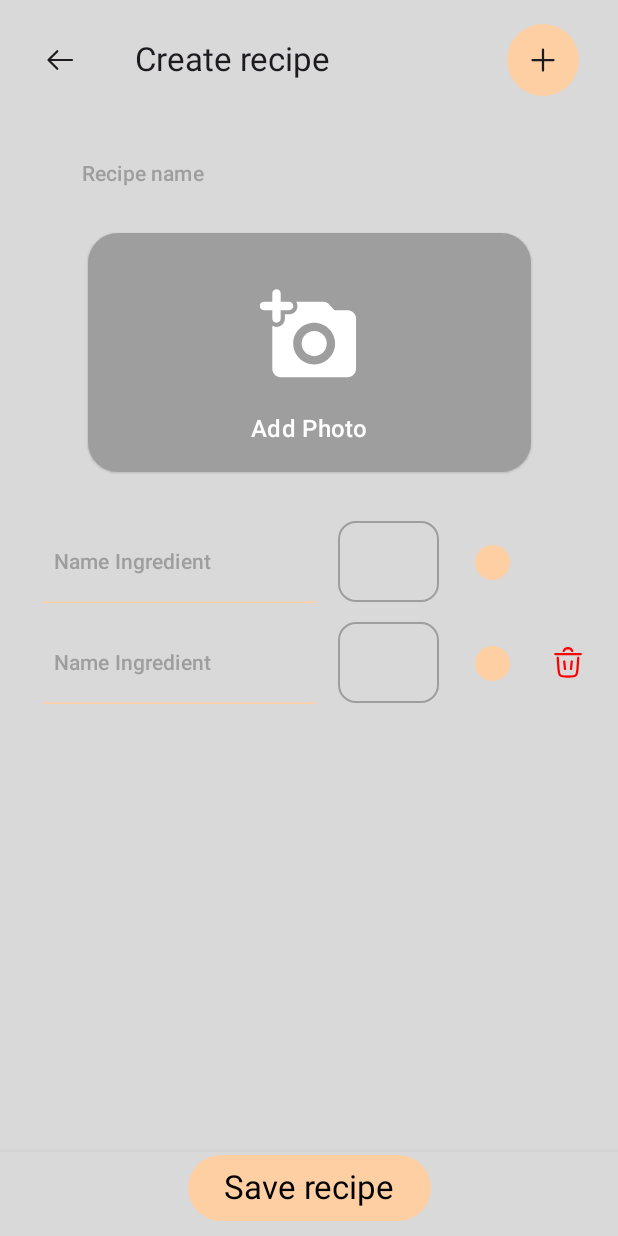
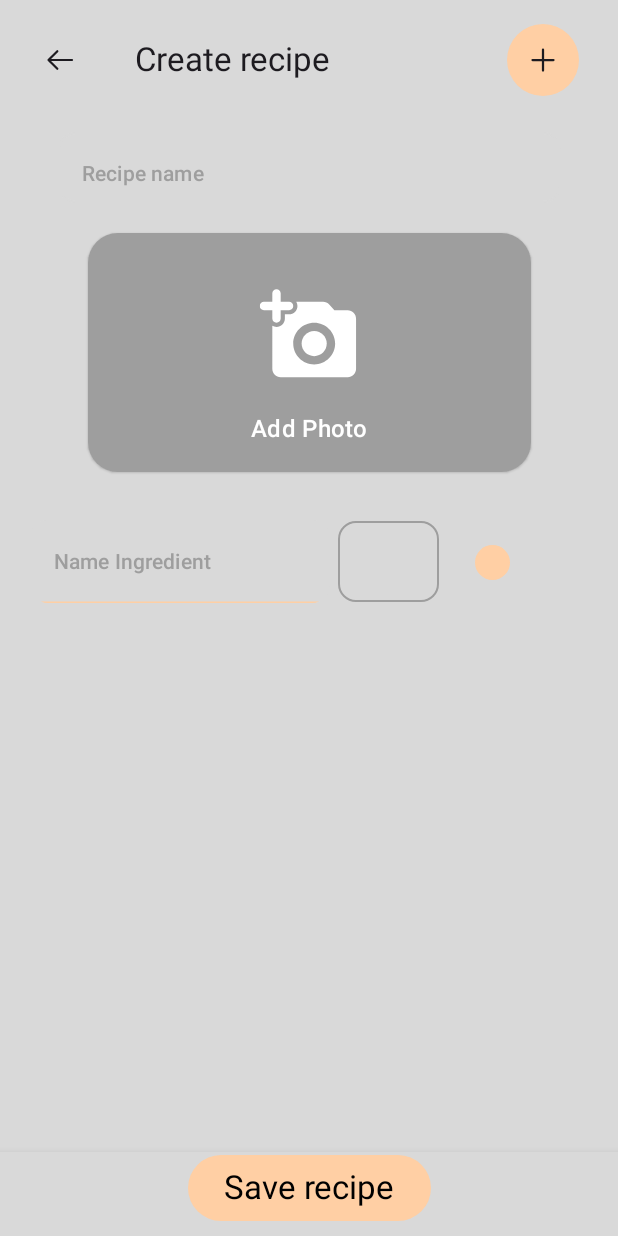
Before and after one commit to 070boroda/KitchenCalculator, an Android app built with Jetpack Compose: the RecipeAddScreen screen opened through its navigation route, after a tap on "plus", on a phone screen of 412 x 824 dp. Run offline under Robolectric (Android 15) with nearby library versions, the phone set to English and light mode, and no system bars; our stand-ins replace AdMob, Dagger/Hilt's generated code, livedata-compose; libraries missing offline, so code that uses them is left out: com.android.billingclient, com.google.firebase.crashlytics; pictures from the network do not load; 7 statements that could not run were skipped.

Commit message:
[CC-032] - refactor

```diff
--- a/app/build.gradle.kts
+++ b/app/build.gradle.kts
@@ -16,8 +16,8 @@ android {
         applicationId = "com.zelianko.kitchencalculator"
         minSdk = 24
         targetSdk = 34
-        versionCode = 7
-        versionName = "1.0.0.7"
+        versionCode = 10
+        versionName = "1.0.0.10"
 
         testInstrumentationRunner = "androidx.test.runner.AndroidJUnitRunner"
         kapt {
--- a/app/src/main/java/com/zelianko/kitchencalculator/recipe_add_screen/RecipeAddScreen.kt
+++ b/app/src/main/java/com/zelianko/kitchencalculator/recipe_add_screen/RecipeAddScreen.kt
@@ -89,8 +89,8 @@ fun RecipeAddScreen(
     val snackState = remember { SnackbarHostState() }
 
     val context = LocalContext.current
-    val name_recipt_is_empty = stringResource(id = R.string.name_recipt_is_empty)
-    val product_is_empty = stringResource(id = R.string.product_is_empty)
+    val nameReciptIsEmpty = stringResource(id = R.string.name_recipt_is_empty)
+    val productIsEmpty = stringResource(id = R.string.product_is_empty)
     val isActiveSub = billingViewModel.isActiveSub.observeAsState()
 
 
@@ -104,11 +104,14 @@ fun RecipeAddScreen(
                 }
 
                 is UiEvent.ShowSnackBarIfNameRecipeIsEmpty -> {
-                    Toast.makeText(context, name_recipt_is_empty, Toast.LENGTH_SHORT).show()
+                    Toast.makeText(context, nameReciptIsEmpty, Toast.LENGTH_SHORT).show()
                 }
 
                 is UiEvent.ShowSnackBarIfNameProductIsEmpty -> {
-                    Toast.makeText(context, product_is_empty, Toast.LENGTH_SHORT).show()
+                    Toast.makeText(context, productIsEmpty, Toast.LENGTH_SHORT).show()
+                }
+                is UiEvent.ShowSnackBarIfProductRowIsEmpty -> {
+                    Toast.makeText(context, productIsEmpty, Toast.LENGTH_SHORT).show()
                 }
 
                 else -> {}
@@ -421,13 +424,6 @@ fun IngredientsRow(
             ),
             shape = RoundedCornerShape(12.dp),
             maxLines = 1,
-//            label = {
-//                Text(
-//                    text = "   ",
-//                    style = MaterialTheme.typography.titleSmall,
-//                    color = colorResource(id = R.color.grey)
-//                )
-//            },
             onValueChange = { newText ->
                 if (newText.isEmpty() || newText.matches(pattern)) {
                     ingredientWeight = newText
--- a/app/src/main/java/com/zelianko/kitchencalculator/recipe_add_screen/RecipeAddViewModel.kt
+++ b/app/src/main/java/com/zelianko/kitchencalculator/recipe_add_screen/RecipeAddViewModel.kt
@@ -50,6 +50,12 @@ class RecipeAddViewModel @Inject constructor(
             }
 
             is RecipeAddEvent.AddRowProduct -> {
+                //сли последний элементв списке пустой, происм его заполнить
+                val lastElement = _listProduct.get(_listProduct.size - 1)
+                if (lastElement.key.isBlank() || lastElement.value.isBlank() || lastElement.plWeight.isBlank()) {
+                    sendUiEvent(UiEvent.ShowSnackBarIfProductRowIsEmpty)
+                    return
+                }
                 _listProduct.add(ThreeField("", "", ""))
                 Log.d("MyLog", "Add product")
             }
--- a/app/src/main/java/com/zelianko/kitchencalculator/util/UiEvent.kt
+++ b/app/src/main/java/com/zelianko/kitchencalculator/util/UiEvent.kt
@@ -5,4 +5,5 @@ sealed class UiEvent {
     data class Navigate(val route: String): UiEvent()
     object ShowSnackBarIfNameRecipeIsEmpty: UiEvent()
     object ShowSnackBarIfNameProductIsEmpty: UiEvent()
+    object ShowSnackBarIfProductRowIsEmpty: UiEvent()
 }
--- a/app/src/main/res/values/strings.xml
+++ b/app/src/main/res/values/strings.xml
@@ -269,7 +269,7 @@ This kind of roasting is perfect for people who don’t accept raw meat.</string
     <string name="plum">Plum</string>
     <string name="apple">Apple</string>
     <string name="berry">Berry</string>
-    <string name="add_recipe">Add recipe</string>
+    <string name="add_recipe">Add your first recipe</string>
 
 
 </resources>
```
Also changed, not shown: app/src/main/java/com/zelianko/kitchencalculator/recipe_update_screen/RecipeUpdateScreen.kt (+7 -0 lines), app/src/main/java/com/zelianko/kitchencalculator/recipe_update_screen/RecipeUpdateViewModel.kt (+7 -0 lines), 1 other file.
